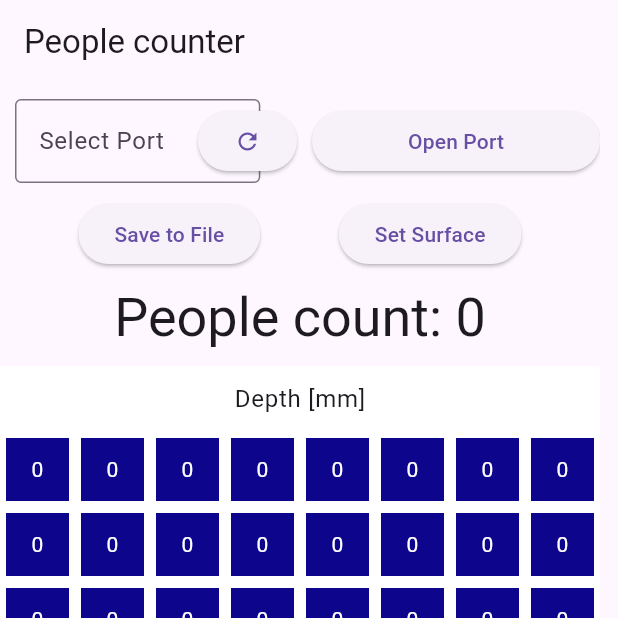
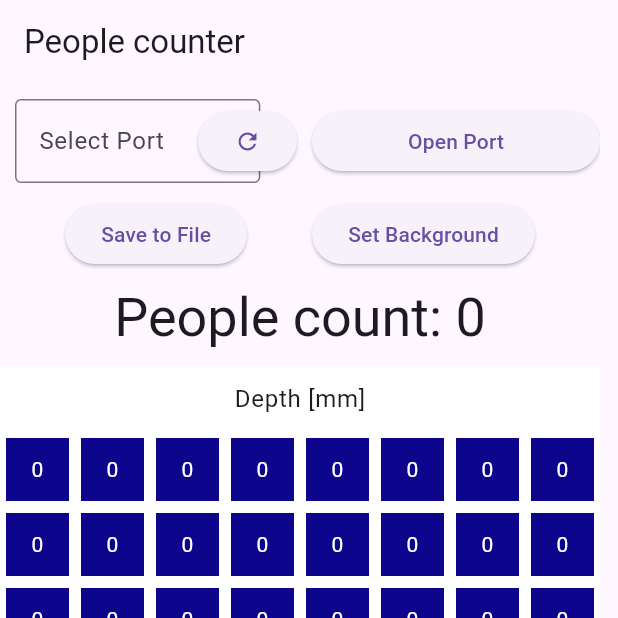
Before and after one commit to j-sikula/Detecting-number-of-people, a Flutter app: the screen it shows after launch, after a tap on the "arrow drop down" icon, after a tap on the "refresh" icon, on a phone screen of 412 x 824 dp, the top half of it. Run offline on Flutter 3.47's test engine with Material 3 defaults, Android fonts, the phone set to English and light mode, and no system bars; our stand-ins replace file_picker, googleapis_auth; missing offline and left inert: flutter_libserialport, googleapis, usb_serial, window_size.

Commit message:
Label changes

```diff
--- a/src/sensor_gui/lib/main.dart
+++ b/src/sensor_gui/lib/main.dart
@@ -33,7 +33,7 @@ import 'package:window_size/window_size.dart';
 void main() {
   WidgetsFlutterBinding.ensureInitialized();
   if (Platform.isWindows) {
-    setWindowTitle('VL553L7 data visualiser');
+    setWindowTitle('VL53L7CX data visualiser');
   }
   runApp(const ExampleApp());
 }
--- a/src/sensor_gui/lib/serial_port_selector.dart
+++ b/src/sensor_gui/lib/serial_port_selector.dart
@@ -160,7 +160,7 @@ class SerialPortSelectorState extends State<SerialPortSelector> {
             ),
             ElevatedButton(
               onPressed: onBtnSetSurfacePressed,
-              child: const Text('Set Surface'),
+              child: const Text('Set Background'),
             ),
           ],
         ),
```
